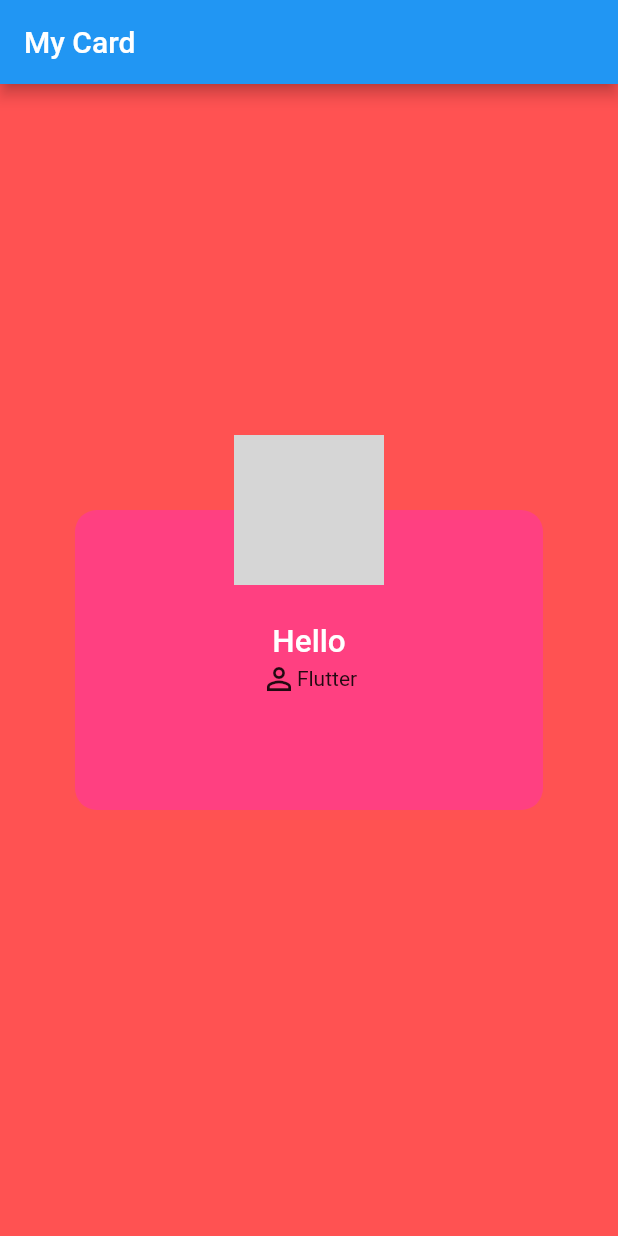
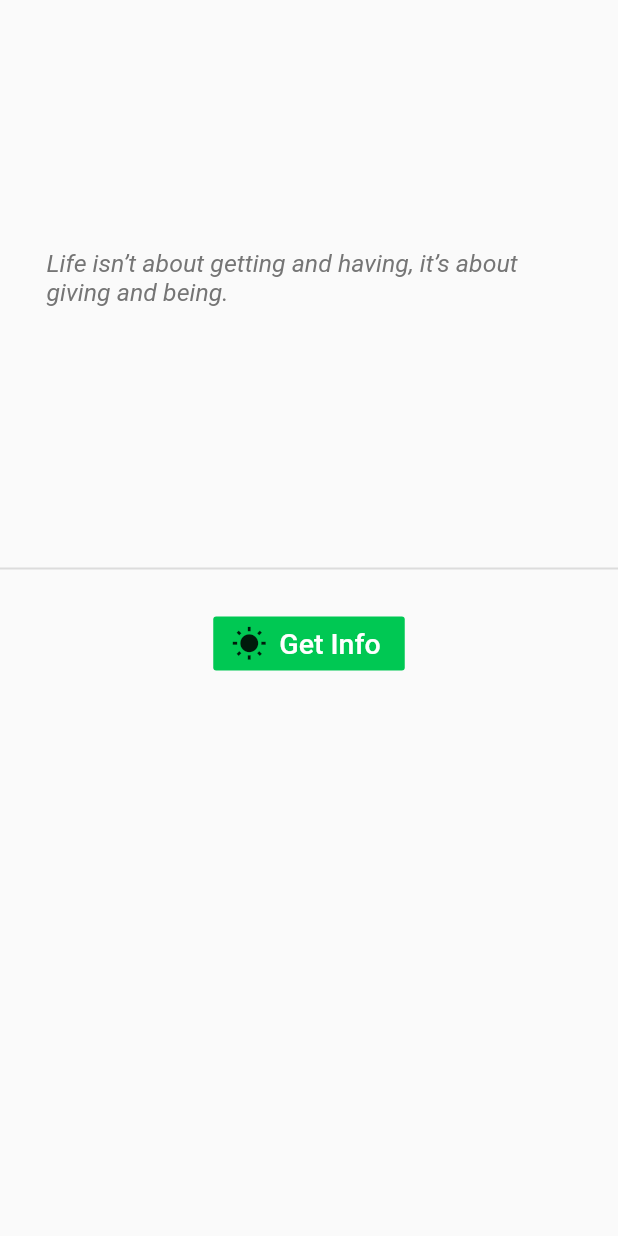
Before and after one commit to huyurt/flutter-playground, a Flutter app: the screen it shows after launch, on a phone screen of 412 x 824 dp. Run offline on Flutter 3.47's test engine with Material 2 defaults, Android fonts, the phone set to English and light mode, and no system bars; grey boxes are pictures that could not be loaded.

Commit message:
Stateful widget

```diff
--- a/firstapp/lib/main.dart
+++ b/firstapp/lib/main.dart
@@ -3,4 +3,4 @@ import 'package:flutter/material.dart';
 
 //void main() => runApp(ScaffoldExample());
 
-void main() => runApp(new MaterialApp(home: MyCard()));
+void main() => runApp(new MaterialApp(home: Info()));
--- a/firstapp/lib/ui/home.dart
+++ b/firstapp/lib/ui/home.dart
@@ -1,5 +1,80 @@
 import 'package:flutter/cupertino.dart';
 import 'package:flutter/material.dart';
+
+class Info extends StatefulWidget {
+  @override
+  _InfoState createState() => _InfoState();
+}
+
+class _InfoState extends State<Info> {
+  int _index = 0;
+  List infos = [
+    "Life isn’t about getting and having, it’s about giving and being.",
+    "Whatever the mind of man can conceive and believe, it can achieve.",
+    "Strive not to be a success, but rather to be of value.",
+    "You miss 100% of the shots you don’t take.",
+    "I’ve missed more than 9000 shots in my career. I’ve lost almost 300 games. "
+        "26 times I’ve been trusted to take the game winning shot and missed."
+        " I’ve failed over and over and over again in my life. "
+        "And that is why I succeed.",
+    "The most difficult thing is the decision to act, the rest is merely tenacity.",
+    "Every strike brings me closer to the next home run.",
+    "Definiteness of purpose is the starting point of all achievement.",
+    "We become what we think about.",
+    "Life is 10% what happens to me and 90% of how I react to it.",
+    "Your time is limited, so don’t waste it living someone else’s life."
+  ];
+
+  @override
+  Widget build(BuildContext context) {
+    return Scaffold(
+        body: Container(
+            child: Column(
+      mainAxisAlignment: MainAxisAlignment.center,
+      children: <Widget>[
+        Expanded(
+          child: Center(
+            child: Container(
+                width: 350,
+                height: 200,
+                margin: EdgeInsets.all(30.0),
+                decoration: BoxDecoration(
+                    color: Colors.transparent,
+                    borderRadius: BorderRadius.circular(14.5)),
+                child: Center(
+                    child: Text(
+                  infos[_index % infos.length],
+                  style: TextStyle(
+                      color: Colors.grey.shade600,
+                      fontStyle: FontStyle.italic,
+                      fontSize: 16.5),
+                ))),
+          ),
+        ),
+        Divider(
+          thickness: 1.3,
+        ),
+        Padding(
+            padding: const EdgeInsets.only(top: 18.0),
+            child: FlatButton.icon(
+                onPressed: _showInfo,
+                color: Colors.greenAccent.shade700,
+                icon: Icon(Icons.wb_sunny),
+                label: Text(
+                  'Get Info',
+                  style: TextStyle(fontSize: 19, color: Colors.white),
+                ))),
+        Spacer(),
+      ],
+    )));
+  }
+
+  void _showInfo() {
+    setState(() {
+      _index++;
+    });
+  }
+}
 
 class MyCard extends StatelessWidget {
   @override
```
